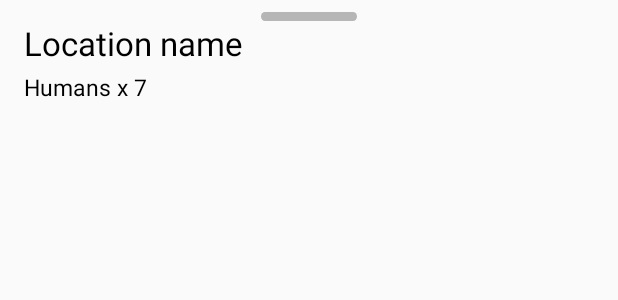
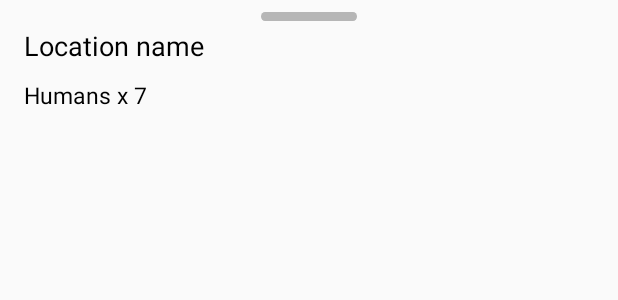
Before and after one commit to oothp/iss, an Android app: the layout view_people.xml on its own in the app's theme, with its tools: preview values and no code run, on a phone screen of 412 x 824 dp. Shown: the top 300 px of the screen. Run offline under Robolectric (Android 15) with nearby library versions, the phone set to English and light mode, and no system bars.

```diff
--- a/app/src/main/java/com/mig/iss/viewmodel/MainViewModel.kt
+++ b/app/src/main/java/com/mig/iss/viewmodel/MainViewModel.kt
@@ -93,7 +93,7 @@ class MainViewModel : ViewModel(), MainActivityViewModel {
                 }
             } else {
                 Log.e("=====>>", "TERRITORY no value")
-                territory.value = null
+                territory.value = "¯\\_(ツ)_/¯"
 //                country.value = ""
             }
         }
--- a/app/src/main/res/layout/activity_main.xml
+++ b/app/src/main/res/layout/activity_main.xml
@@ -59,9 +59,9 @@
         <FrameLayout
             android:id="@+id/people_container"
             android:layout_width="0dp"
-            android:elevation="4dp"
             android:layout_height="wrap_content"
             android:background="@drawable/bg_people"
+            android:elevation="4dp"
             android:visibility="gone"
             app:layout_constraintBottom_toBottomOf="parent"
             app:layout_constraintLeft_toLeftOf="parent"
--- a/app/src/main/res/layout/view_item_person.xml
+++ b/app/src/main/res/layout/view_item_person.xml
@@ -23,7 +23,7 @@
             android:layout_height="wrap_content"
             android:text="@{item.name}"
             android:textColor="#232323"
-            android:textSize="16sp"
+            android:textSize="14sp"
             app:layout_constraintBottom_toBottomOf="parent"
             app:layout_constraintEnd_toStartOf="@+id/craft"
             app:layout_constraintHorizontal_chainStyle="spread_inside"
@@ -37,7 +37,7 @@
             android:layout_height="wrap_content"
             android:text="@{item.craft}"
             android:textColor="#232323"
-            android:textSize="16sp"
+            android:textSize="14sp"
             app:layout_constraintBottom_toBottomOf="parent"
             app:layout_constraintEnd_toEndOf="parent"
             app:layout_constraintHorizontal_chainStyle="spread_inside"
--- a/app/src/main/res/layout/view_people.xml
+++ b/app/src/main/res/layout/view_people.xml
@@ -22,7 +22,7 @@
 
         <ImageView
             android:id="@+id/handle"
-            android:layout_width="match_parent"
+            android:layout_width="0dp"
             android:layout_height="wrap_content"
             android:contentDescription="@string/handle"
             android:paddingTop="@dimen/margin_half"
@@ -38,13 +38,15 @@
             android:layout_width="0dp"
             android:layout_height="0dp"
             android:ellipsize="end"
+            android:gravity="center_vertical"
             android:maxLines="1"
             android:textColor="#232323"
-            android:textSize="22sp"
+            android:textSize="18sp"
             app:layout_constraintBottom_toTopOf="@+id/headCountLabel"
             app:layout_constraintEnd_toEndOf="parent"
             app:layout_constraintStart_toStartOf="parent"
             app:layout_constraintTop_toBottomOf="@+id/handle"
+            app:layout_constraintVertical_chainStyle="packed"
             tools:text="Location name"
             tools:textColor="#000" />
 
@@ -52,7 +54,7 @@
             android:id="@+id/headCountLabel"
             android:layout_width="0dp"
             android:layout_height="0dp"
-            android:gravity="top"
+            android:gravity="center_vertical"
             android:textColor="#232323"
             android:textSize="15sp"
             app:layout_constraintBottom_toTopOf="@+id/guideline"
```
Also changed, not shown: app/src/main/java/com/mig/iss/view/MainActivity.kt (+40 -27 lines).
